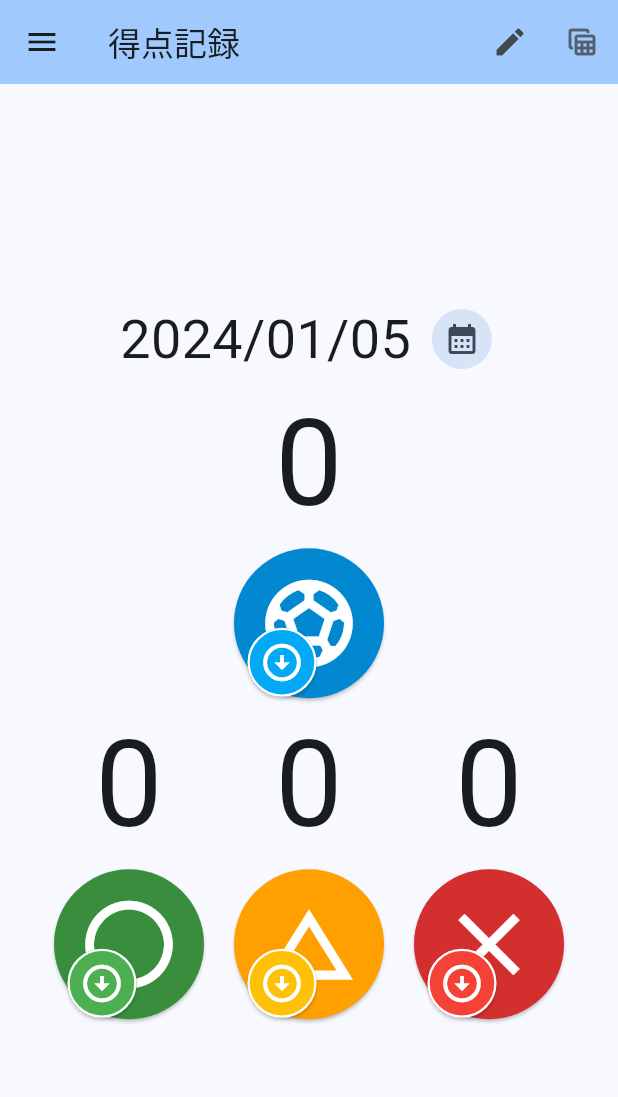
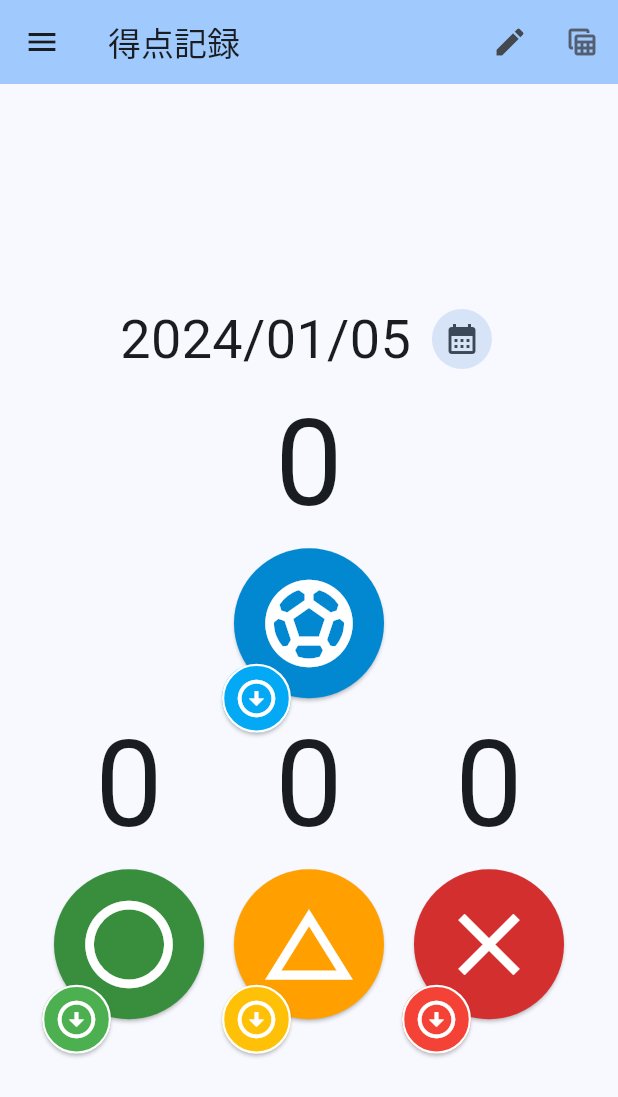
Before and after one commit to ichusrlocalbin/futsal-goals, a Flutter app: the FutsalScorePage screen opened directly, on a phone screen of 412 x 824 dp. Shown: the top 1097 px of the screen. Run offline on Flutter 3.47's test engine with Material 3 defaults, Android fonts, the phone set to English and light mode, and no system bars; our stand-ins replace cloud_firestore, csv, firebase_auth, firebase_core, google_sign_in; missing offline and left inert: dart:html; accounts and stored records are empty; generated files the repository leaves out were written again.

Commit message:
separete decrese buttons

```diff
--- a/lib/screens/futsal_score_screen.dart
+++ b/lib/screens/futsal_score_screen.dart
@@ -515,9 +515,8 @@ class OverlapCircleTwoButtons extends StatelessWidget {
             ),
           ),
         ),
-        Positioned(
-          bottom: 0,
-          left: 0,
+        Transform.translate(
+          offset: const Offset(-35, 50),
           child: ElevatedButton(
             onPressed: smallerButton.onPressed,
             child: Icon(smallerButton.iconData,
```
